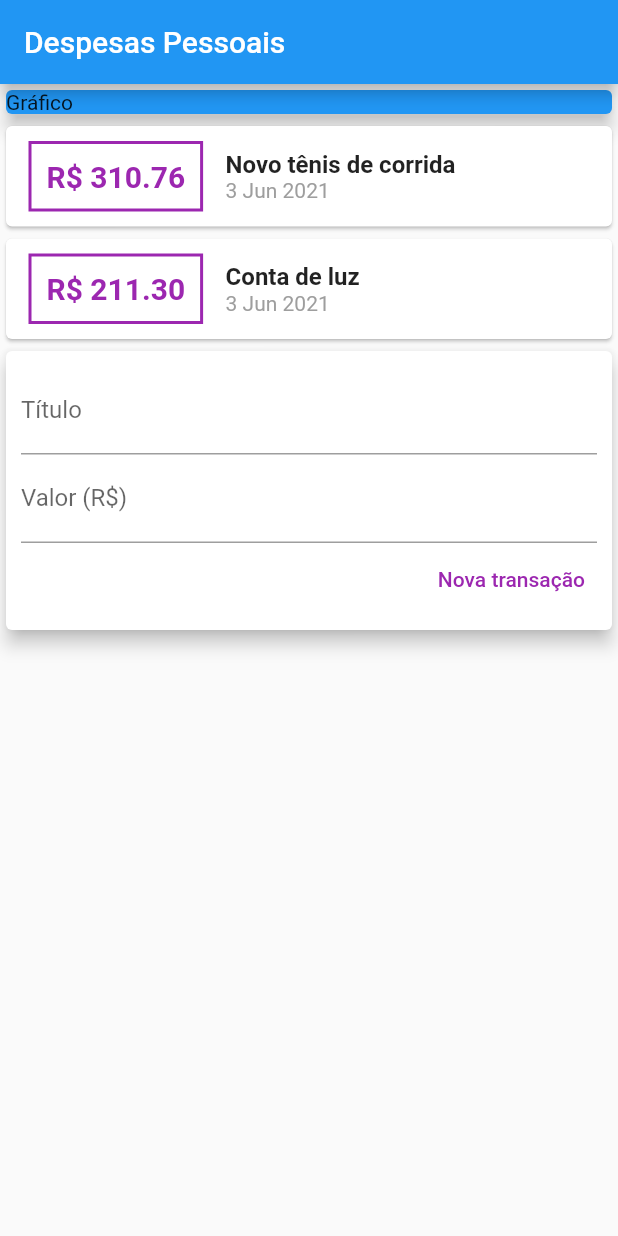
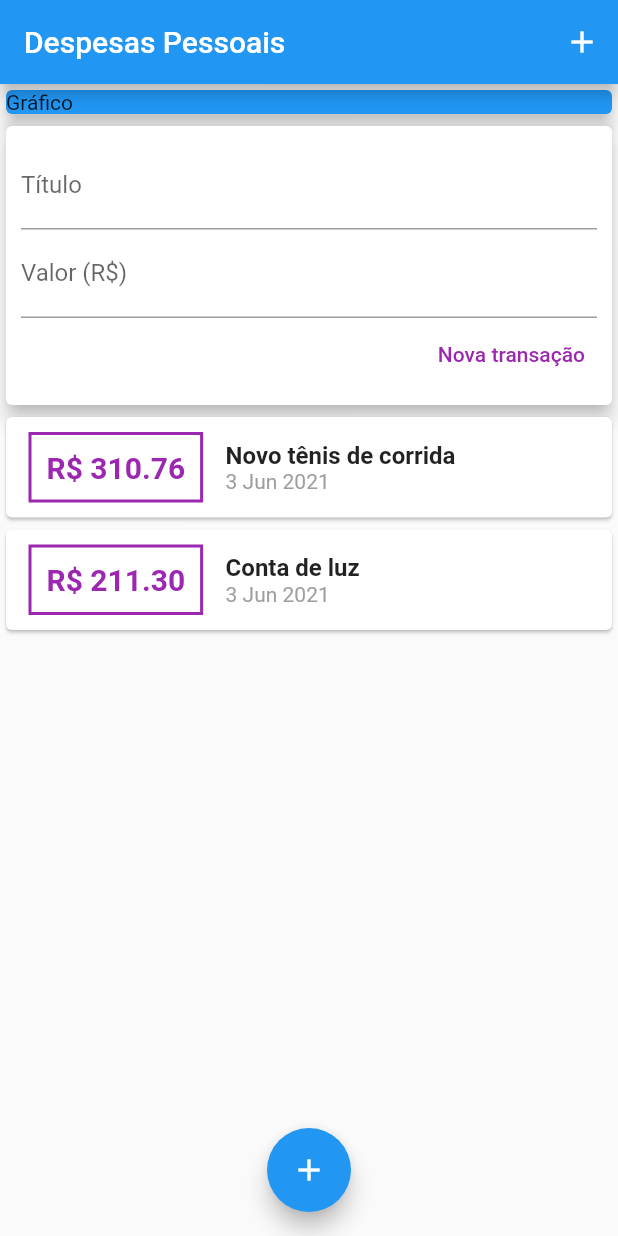
Before and after one commit to allexis096/flutter-expenses-app, a Flutter app: the screen it shows after launch, after a tap on "Nova transação", on a phone screen of 412 x 824 dp. Run offline on Flutter 3.47's test engine with Material 2 defaults, Android fonts, the phone set to English and light mode, and no system bars.

Commit message:
:zap: chore: update components

```diff
--- a/lib/components/transaction_form.dart
+++ b/lib/components/transaction_form.dart
@@ -3,6 +3,21 @@ import 'package:flutter/material.dart';
 class TransactionForm extends StatelessWidget {
   final titleController = TextEditingController();
   final valueController = TextEditingController();
+
+  final void Function(String, double) onSubmit;
+
+  TransactionForm(this.onSubmit);
+
+  _submitForm() {
+    final title = titleController.text;
+    final value = double.tryParse(valueController.text) ?? 0;
+
+    if (title.isEmpty || value <= 0) {
+      return;
+    }
+
+    onSubmit(title, value);
+  }
 
   @override
   Widget build(BuildContext context) {
@@ -20,6 +35,8 @@ class TransactionForm extends StatelessWidget {
             ),
             TextField(
               controller: valueController,
+              keyboardType: TextInputType.numberWithOptions(decimal: true),
+              onSubmitted: (_) => _submitForm(),
               decoration: InputDecoration(
                 labelText: 'Valor (R\$)',
               ),
@@ -28,10 +45,7 @@ class TransactionForm extends StatelessWidget {
               mainAxisAlignment: MainAxisAlignment.end,
               children: [
                 TextButton(
-                  onPressed: () {
-                    print(titleController.text);
-                    print(valueController.text);
-                  },
+                  onPressed: _submitForm,
                   child: Text(
                     'Nova transação',
                     style: TextStyle(color: Colors.purple),
--- a/lib/components/transaction_list.dart
+++ b/lib/components/transaction_list.dart
@@ -9,8 +9,12 @@ class TransactionList extends StatelessWidget {
 
   @override
   Widget build(BuildContext context) {
-    return Column(
-      children: transactions.map((tr) {
+    return Container(
+      height: 300,
+      child: ListView.builder(
+        itemCount: transactions.length,
+        itemBuilder: (ctx, index) {
+          final tr = transactions[index];
           return Card(
             child: Row(
               children: [
@@ -56,7 +60,8 @@ class TransactionList extends StatelessWidget {
               ],
             ),
           );
-      }).toList(),
+        },
+      ),
     );
   }
 }
--- a/lib/main.dart
+++ b/lib/main.dart
@@ -6,7 +6,10 @@ main() => runApp(ExpensesApp());
 class ExpensesApp extends StatelessWidget {
   @override
   Widget build(BuildContext context) {
-    return MaterialApp(home: MyHomePage());
+    return MaterialApp(
+      home: MyHomePage(),
+      debugShowCheckedModeBanner: false,
+    );
   }
 }
 
@@ -16,8 +19,15 @@ class MyHomePage extends StatelessWidget {
     return Scaffold(
       appBar: AppBar(
         title: Text('Despesas Pessoais'),
+        actions: [
+          IconButton(
+            onPressed: () {},
+            icon: Icon(Icons.add),
+          )
+        ],
       ),
-      body: Column(
+      body: SingleChildScrollView(
+        child: Column(
           crossAxisAlignment: CrossAxisAlignment.stretch,
           children: [
             Container(
@@ -30,6 +40,14 @@ class MyHomePage extends StatelessWidget {
             TransactionUser(),
           ],
         ),
+      ),
+      floatingActionButton: FloatingActionButton(
+        onPressed: () {},
+        child: Icon(
+          Icons.add,
+        ),
+      ),
+      floatingActionButtonLocation: FloatingActionButtonLocation.centerFloat,
     );
   }
 }
```
Also changed, not shown: lib/components/transaction_user.dart (+16 -1 lines). Lines whose indentation alone changed are shown as unchanged.
